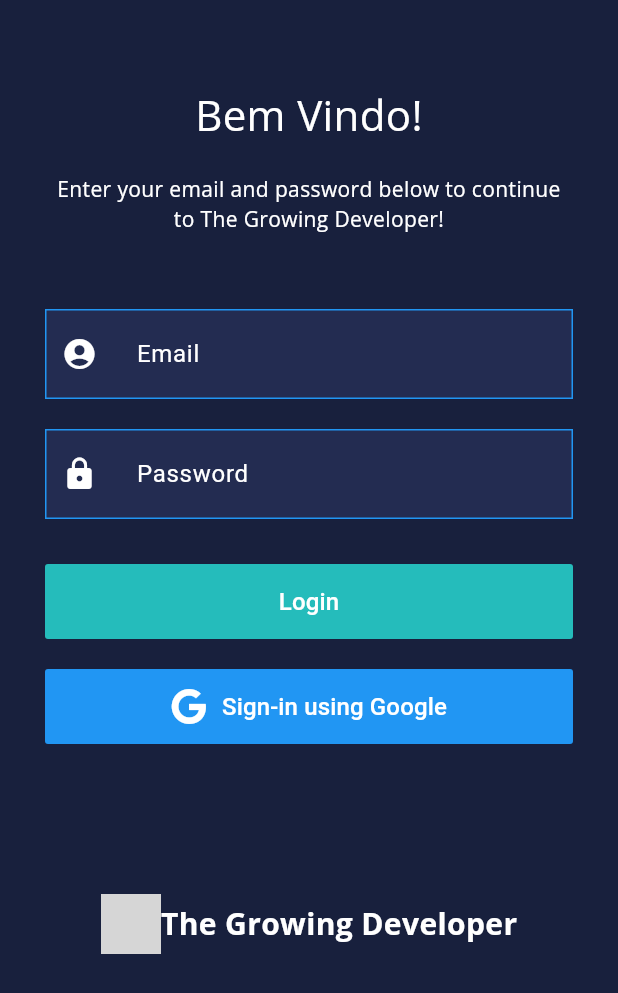
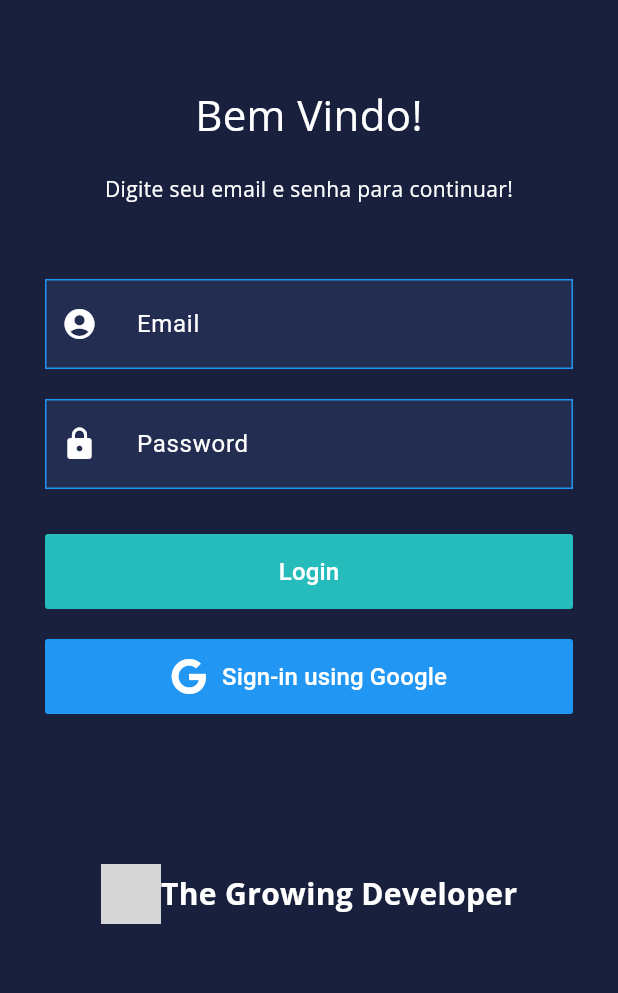
Before and after one commit to gui-bvr/projeto_de_portifolio-Wanderly, a Flutter app: the screen it shows after launch, on a phone screen of 412 x 824 dp. Shown: the top 993 px of the screen. Run offline on Flutter 3.47's test engine with Material 3 defaults, Android fonts, the phone set to English and light mode, and no system bars; our stand-ins replace font_awesome_flutter, get, google_fonts; grey boxes are pictures that could not be loaded.

```diff
--- a/lib/modules/login_screen/login_screen.dart
+++ b/lib/modules/login_screen/login_screen.dart
@@ -48,7 +48,7 @@ class LoginScreen extends StatelessWidget {
               ),
               SizedBox(height: 20),
               Text(
-                'Enter your email and password below to continue to The Growing Developer!',
+                'Digite seu email e senha para continuar!',
                 textAlign: TextAlign.center,
                 style: GoogleFonts.openSans(color: Colors.white, fontSize: 14),
               ),
```
Also changed, not shown: pubspec.yaml (+11 -14 lines), assets/fonts/Montserrat-Bold.ttf (added), assets/fonts/Montserrat-Medium.ttf (added), assets/fonts/Montserrat-Regular.ttf (added), assets/fonts/Montserrat-SemiBold.ttf (added).
